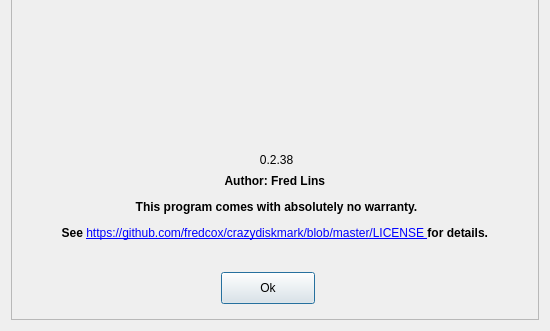
Qt form crazydiskmark/aboutdialog.ui (sagudeloo/ApoloDiskMark) before a commit; both pictures show x 0 to 550 and y 169 to 500 of the 550 by 500 pixel window.
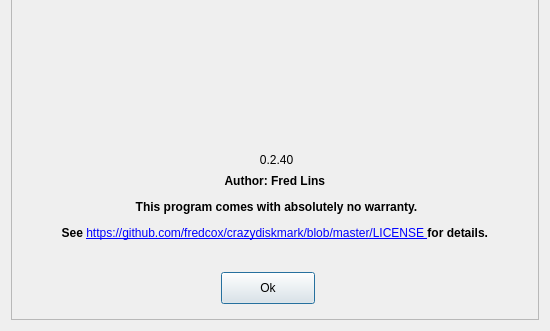
The same form after that commit. Icons and pictures are not drawn.

Diff of the .ui file:
```diff
--- a/crazydiskmark/aboutdialog.ui
+++ b/crazydiskmark/aboutdialog.ui
@@ -60,7 +60,7 @@
        </rect>
       </property>
       <property name="text">
-       <string>0.2.38</string>
+       <string>0.2.40</string>
       </property>
       <property name="alignment">
        <set>Qt::AlignCenter</set>
```
